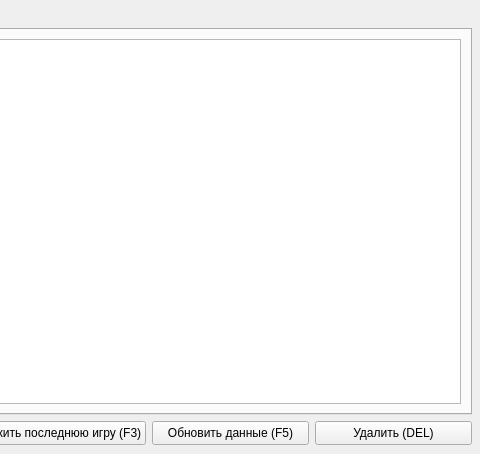
Above: manager.ui from mee1b/AGL-Player before the change; both pictures show x 225 to 705 and y 0 to 454 of the 705 by 454 pixel window. Below: the same form after it.
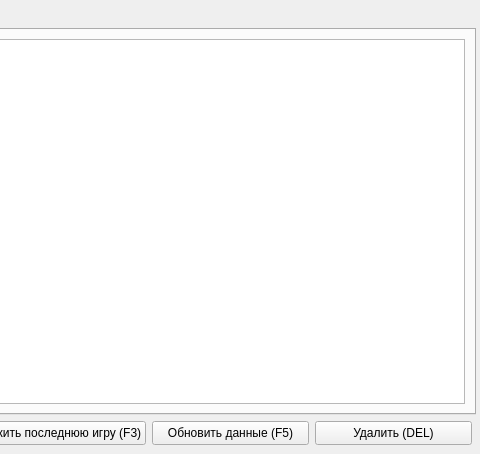
That is the form after the change.

Diff of the .ui file:
```diff
--- a/manager.ui
+++ b/manager.ui
@@ -103,7 +103,7 @@
     <rect>
      <x>10</x>
      <y>4</y>
-     <width>687</width>
+     <width>691</width>
      <height>411</height>
     </rect>
    </property>
```
Left out of the diff: 9 changed lines with no effect on the pictures.
